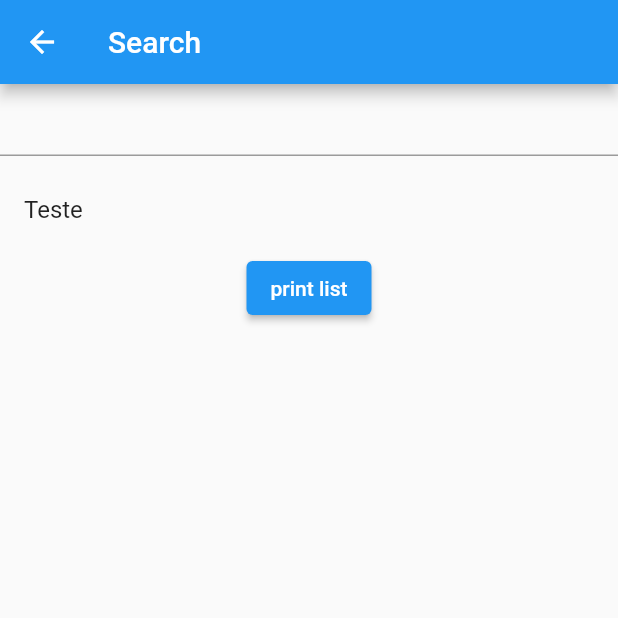
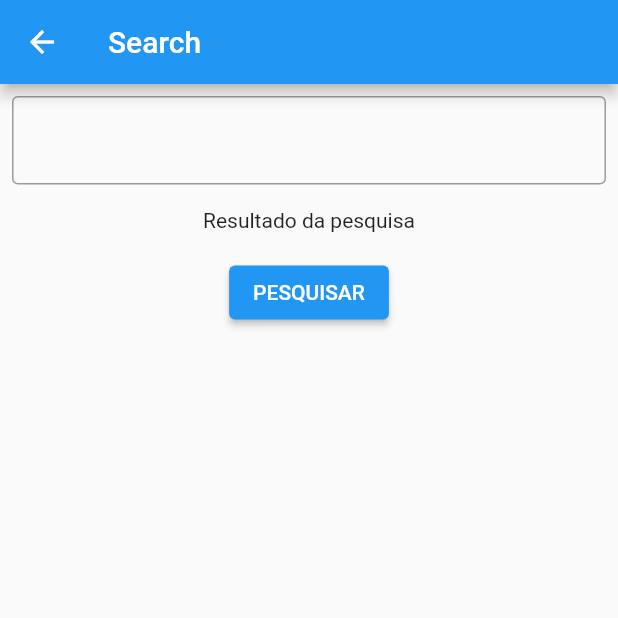
Before and after one commit to hendriksonpetzold/todo_list, a Flutter app: the SearchToDoPage screen opened directly with empty values, on a phone screen of 412 x 824 dp, the top half of it. Run offline on Flutter 3.47's test engine with Material 2 defaults, Android fonts, the phone set to English and light mode, and no system bars; our stand-ins replace dio, flutter_modular, get; network calls fail.

Commit message:
fix: search page, refact: todo controller

```diff
--- a/lib/presenter/pages/home/to_do_controller.dart
+++ b/lib/presenter/pages/home/to_do_controller.dart
@@ -1,4 +1,5 @@
 // ignore_for_file: public_member_api_docs, sort_constructors_first
+import 'package:flutter/material.dart';
 import 'package:get/get.dart';
 
 import 'package:todo_list/domain/entities/to_do.dart';
@@ -8,11 +9,31 @@ class ToDoController extends GetxController {
   final GetToDoUsecase getToDoUsecase;
 
   ToDoController(this.getToDoUsecase);
-
+  RxString text = RxString('Resultado da pesquisa');
+  RxString completed = RxString('');
   List<ToDo> toDoList = [];
+  List<String> listString = [];
+  final TextEditingController searchEC = TextEditingController();
 
   Future<void> fetchToDos() async {
     final result = await getToDoUsecase.execute();
     toDoList = result;
   }
+
+  Future<void> getTitleList() async {
+    toDoList.forEach((element) {
+      if (element.title == searchEC.text) {
+        text.value = element.title;
+        completed.value = element.completed.toString();
+      }
+    });
+  }
+
+  void onButtonPressed() {
+    for (var title in listString) {
+      if (title == searchEC.text) {
+        text.value = title;
+      }
+    }
+  }
 }
--- a/lib/presenter/pages/home/to_do_page.dart
+++ b/lib/presenter/pages/home/to_do_page.dart
@@ -21,7 +21,8 @@ class _ToDoPageState extends State<ToDoPage> {
         actions: [
           IconButton(
             onPressed: () {
-              Navigator.of(context).pushNamed('/search_to_do');
+              Navigator.of(context)
+                  .pushNamed('/search_to_do', arguments: controller.toDoList);
             },
             icon: const Icon(Icons.search),
           )
--- a/lib/presenter/pages/search_to_do.dart/search_to_do_page.dart
+++ b/lib/presenter/pages/search_to_do.dart/search_to_do_page.dart
@@ -1,11 +1,26 @@
 import 'package:flutter/material.dart';
+import 'package:flutter_modular/flutter_modular.dart';
+import 'package:get/get.dart';
 import 'package:todo_list/domain/entities/to_do.dart';
+import 'package:todo_list/presenter/pages/home/to_do_controller.dart';
 
-class SearchToDoPage extends StatelessWidget {
+class SearchToDoPage extends StatefulWidget {
   final List<ToDo> list;
 
-  SearchToDoPage({Key? key, required this.list}) : super(key: key);
-  final TextEditingController searchEC = TextEditingController();
+  const SearchToDoPage({Key? key, required this.list}) : super(key: key);
+
+  @override
+  State<SearchToDoPage> createState() => _SearchToDoPageState();
+}
+
+class _SearchToDoPageState extends State<SearchToDoPage> {
+  @override
+  void initState() {
+    super.initState();
+    Modular.get<ToDoController>().fetchToDos();
+  }
+
+  ToDoController controller = Modular.get<ToDoController>();
 
   @override
   Widget build(BuildContext context) {
@@ -15,20 +30,29 @@ class SearchToDoPage extends StatelessWidget {
       ),
       body: Column(
         children: [
-          TextFormField(
-            controller: searchEC,
+          Padding(
+            padding: const EdgeInsets.all(8.0),
+            child: TextFormField(
+              decoration: const InputDecoration(
+                border: OutlineInputBorder(),
+              ),
+              controller: controller.searchEC,
+            ),
           ),
           const SizedBox(
             height: 8,
           ),
-          const ListTile(
-            title: Text('Teste'),
-          ),
+          Obx(() {
+            return Text('${controller.text}');
+          }),
+          Obx(() {
+            return Text('${controller.completed}');
+          }),
           ElevatedButton(
             onPressed: () async {
-              print(list);
+              controller.getTitleList();
             },
-            child: const Text('print list'),
+            child: const Text('PESQUISAR'),
           )
         ],
       ),
--- a/lib/presenter/pages/specific_todo/specific_todo_page.dart
+++ b/lib/presenter/pages/specific_todo/specific_todo_page.dart
@@ -9,7 +9,7 @@ class SpecificTodoPage extends StatelessWidget {
   Widget build(BuildContext context) {
     return Scaffold(
       appBar: AppBar(
-        title: const Text('ToDo especifico'),
+        title: const Text('ToDo específico'),
       ),
       body: Center(
         child: SizedBox(
```
